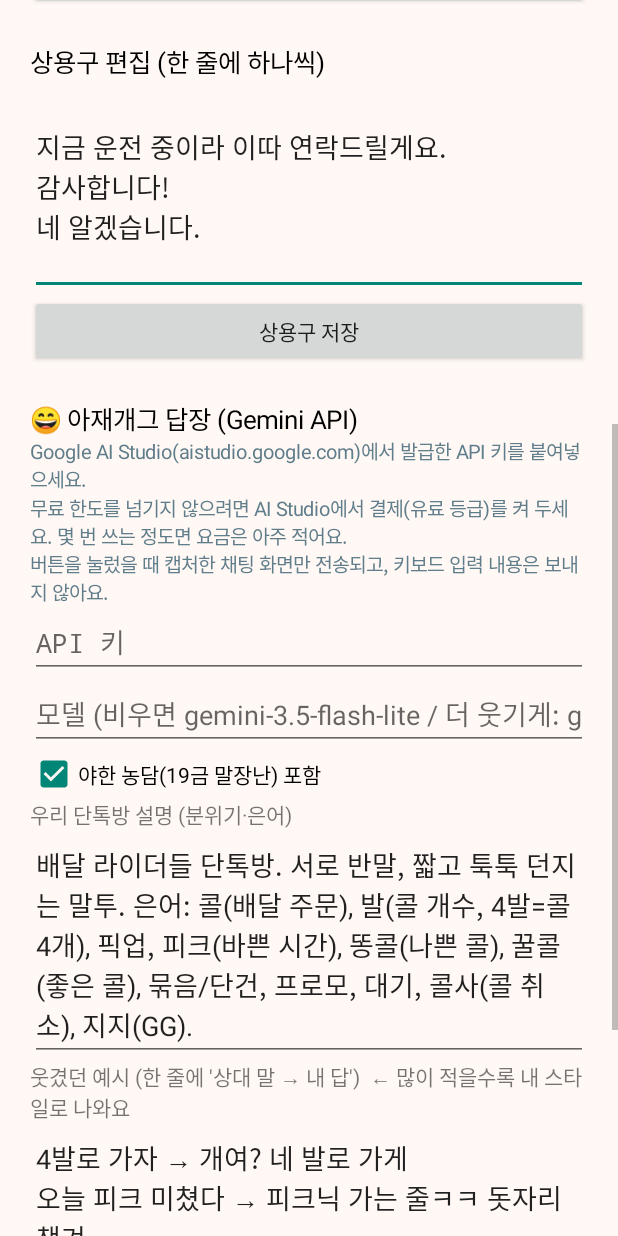
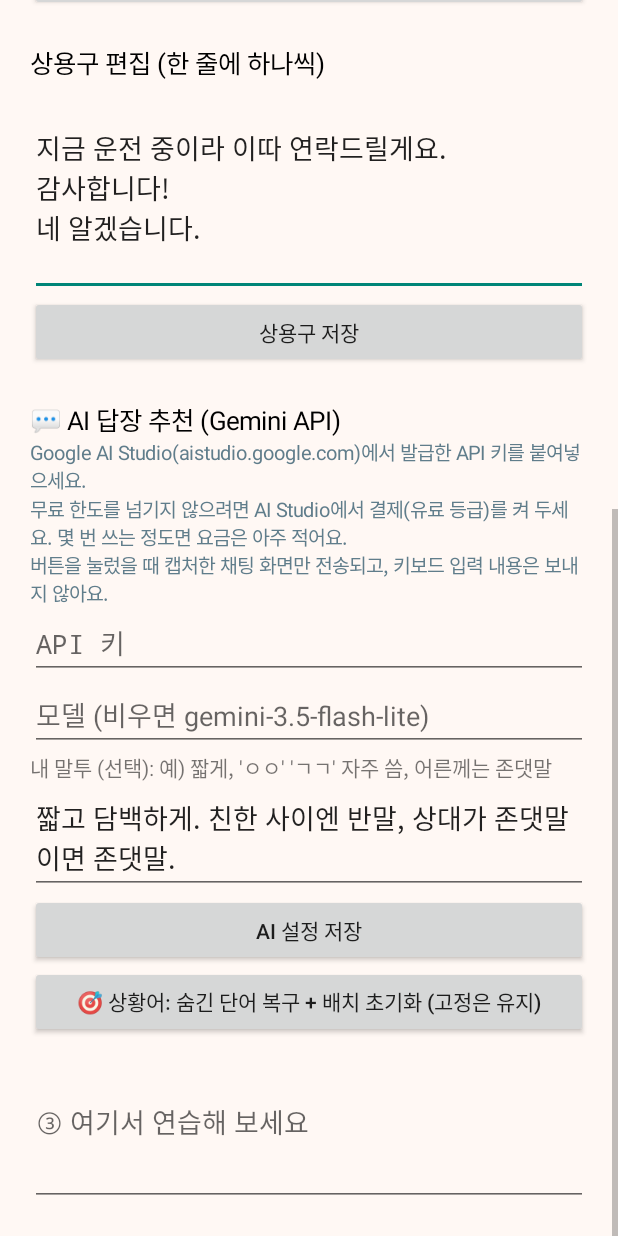
Before and after one commit to lig7oo7-cloud/gutgi-keyboard, an Android app: the screen it shows after launch (MainActivity), scrolled down 576 dp, on a phone screen of 412 x 824 dp. Run offline under Robolectric (Android 15) with nearby library versions, the phone set to English and light mode, and no system bars.

Commit message:
AI 답장: 농담 대신 평범한 문자 답장 4종(짧게/공감/질문/정중), 내 말투 설정
Co-Authored-By: Claude Opus 5.5 <noreply@anthropic.com>
Claude-Session: https://claude.ai/code/session_01D9kRkbuR1zNmbSdEBqAFxT

```diff
--- a/app/src/main/java/com/lig7oo7/gutgi/ExtraPanels.java
+++ b/app/src/main/java/com/lig7oo7/gutgi/ExtraPanels.java
@@ -87,7 +87,7 @@ public class ExtraPanels {
         IconView ajae = new IconView(ctx, IconView.AJAE);
         ajae.setBackground(round(0xFFFFF3C4));
         ajae.setOnClickListener(v -> host.startAjae());
-        ajae.setOnLongClickListener(v -> { Toast.makeText(ctx, "아재개그 답장 (화면 공유 → Gemini)", Toast.LENGTH_SHORT).show(); return true; });
+        ajae.setOnLongClickListener(v -> { Toast.makeText(ctx, "AI 답장 추천 (화면 공유)", Toast.LENGTH_SHORT).show(); return true; });
         LinearLayout.LayoutParams alp = new LinearLayout.LayoutParams(px(40), px(36));
         alp.setMargins(px(2), 0, px(2), 0);
         bar.addView(ajae, alp);
@@ -152,7 +152,7 @@ public class ExtraPanels {
                     v -> { host.insertText(text); AjaeBus.clear(); showKeyboard(); }, null));
         }
         if (st == AjaeBus.LOADING) {
-            col.addView(note(AjaeBus.replies.isEmpty() ? "🤔 드립 짜는 중…" : "더 만드는 중…"));
+            col.addView(note(AjaeBus.replies.isEmpty() ? "✍ 답장 만드는 중…" : "더 만드는 중…"));
         } else if (st == AjaeBus.DONE && AjaeBus.replies.isEmpty()) {
             col.addView(note("⚠ " + (AjaeBus.error != null ? AjaeBus.error : "답을 받지 못했어요")));
             if (AjaeBus.keyProblem) {
--- a/app/src/main/java/com/lig7oo7/gutgi/IconView.java
+++ b/app/src/main/java/com/lig7oo7/gutgi/IconView.java
@@ -21,7 +21,7 @@ public class IconView extends View {
         p.setStyle(Paint.Style.STROKE);
         p.setStrokeCap(Paint.Cap.ROUND);
         p.setStrokeJoin(Paint.Join.ROUND);
-        String[] desc = {"복사", "잘라내기", "붙여넣기", "Gemini", "복사 기록", "상용구", "아재개그 답장"};
+        String[] desc = {"복사", "잘라내기", "붙여넣기", "Gemini", "복사 기록", "상용구", "AI 답장 추천"};
         setContentDescription(desc[kind]);
     }
 
--- a/app/src/main/java/com/lig7oo7/gutgi/MainActivity.java
+++ b/app/src/main/java/com/lig7oo7/gutgi/MainActivity.java
@@ -90,7 +90,7 @@ public class MainActivity extends Activity {
         box.addView(save);
 
         TextView aiTitle = new TextView(this);
-        aiTitle.setText("\n😄 아재개그 답장 (Gemini API)");
+        aiTitle.setText("\n💬 AI 답장 추천 (Gemini API)");
         aiTitle.setTextSize(17);
         aiTitle.setTextColor(Color.BLACK);
         box.addView(aiTitle);
@@ -109,37 +109,24 @@ public class MainActivity extends Activity {
         keyIn.setText(sp.getString("geminiKey", ""));
         box.addView(keyIn);
         final EditText modelIn = new EditText(this);
-        modelIn.setHint("모델 (비우면 " + AjaeApi.DEFAULT_MODEL + " / 더 웃기게: gemini-3.8-flash)");
+        modelIn.setHint("모델 (비우면 " + AjaeApi.DEFAULT_MODEL + ")");
         modelIn.setSingleLine(true);
         modelIn.setText(sp.getString("geminiModel", ""));
         box.addView(modelIn);
-        final android.widget.CheckBox spicy = new android.widget.CheckBox(this);
-        spicy.setText("야한 농담(19금 말장난) 포함");
-        spicy.setChecked(sp.getBoolean("spicy", true));
-        box.addView(spicy);
-        TextView roomLbl = new TextView(this);
-        roomLbl.setText("우리 단톡방 설명 (분위기·은어)");
-        box.addView(roomLbl);
-        final EditText roomIn = new EditText(this);
-        roomIn.setMinLines(3);
-        roomIn.setText(AjaeApi.room(this));
-        box.addView(roomIn);
-        TextView exLbl = new TextView(this);
-        exLbl.setText("웃겼던 예시 (한 줄에 '상대 말 → 내 답')  ← 많이 적을수록 내 스타일로 나와요");
-        box.addView(exLbl);
-        final EditText exIn = new EditText(this);
-        exIn.setMinLines(4);
-        exIn.setText(AjaeApi.examples(this));
-        box.addView(exIn);
+        TextView styleLbl = new TextView(this);
+        styleLbl.setText("내 말투 (선택): 예) 짧게, 'ㅇㅇ' 'ㄱㄱ' 자주 씀, 어른께는 존댓말");
+        box.addView(styleLbl);
+        final EditText styleIn = new EditText(this);
+        styleIn.setMinLines(2);
+        styleIn.setText(AjaeApi.style(this));
+        box.addView(styleIn);
 
         Button saveAi = new Button(this);
         saveAi.setText("AI 설정 저장");
         saveAi.setOnClickListener(v -> {
             sp.edit().putString("geminiKey", keyIn.getText().toString().trim())
                     .putString("geminiModel", modelIn.getText().toString().trim())
-                    .putBoolean("spicy", spicy.isChecked())
-                    .putString("room", roomIn.getText().toString().trim())
-                    .putString("examples", exIn.getText().toString().trim()).apply();
+                    .putString("style", styleIn.getText().toString().trim()).apply();
             android.widget.Toast.makeText(this, "저장했어요", android.widget.Toast.LENGTH_SHORT).show();
         });
         box.addView(saveAi);
--- a/app/src/main/java/com/lig7oo7/gutgi/ShotService.java
+++ b/app/src/main/java/com/lig7oo7/gutgi/ShotService.java
@@ -220,7 +220,7 @@ public class ShotService extends Service {
                 PendingIntent.FLAG_IMMUTABLE | PendingIntent.FLAG_UPDATE_CURRENT);
         Notification n = new Notification.Builder(this, CHANNEL)
                 .setSmallIcon(android.R.drawable.ic_menu_camera)
-                .setContentTitle("아재개그 답장 준비됨")
+                .setContentTitle("AI 답장 준비됨")
                 .setContentText("10분 동안 화면 공유 없이 바로 답장 (안 쓰면 자동 종료)")
                 .addAction(new Notification.Action.Builder(null, "지금 끄기", stop).build())
                 .build();
```
Also changed, not shown: app/src/main/java/com/lig7oo7/gutgi/AjaeApi.java (+16 -29 lines).
